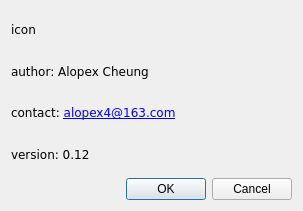
First picture: the form in ui_des/author.ui, repository Alopex4/spruce, before the edit.
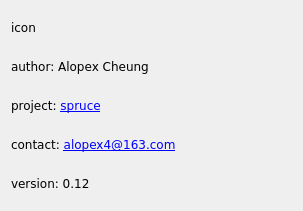
Second picture: the form after the edit.

Commit message: 1. finish `author dialog` 2. seperate logic from xxxDialog to shineDialog file

```diff
--- a/ui_des/author.ui
+++ b/ui_des/author.ui
@@ -40,6 +40,18 @@
        </property>
       </widget>
      </item>
+     <item>
+      <widget class="QLabel" name="projectLabel">
+       <property name="font">
+        <font>
+         <family>DejaVu Sans</family>
+        </font>
+       </property>
+       <property name="text">
+        <string>project: &lt;a href='https://github.com/Alopex4/spruce'&gt;spruce&lt;/a&gt;</string>
+       </property>
+      </widget>
+     </item>
      <item>
       <widget class="QLabel" name="contacLabel">
        <property name="font">
@@ -67,16 +79,6 @@
      </item>
     </layout>
    </item>
-   <item>
-    <widget class="QDialogButtonBox" name="buttonBox">
-     <property name="orientation">
-      <enum>Qt::Horizontal</enum>
-     </property>
-     <property name="standardButtons">
-      <set>QDialogButtonBox::Cancel|QDialogButtonBox::Ok</set>
-     </property>
-    </widget>
-   </item>
   </layout>
  </widget>
  <resources/>
```
Left out of the diff: 35 changed lines with no effect on the pictures. The commit also changes 9 other files.
